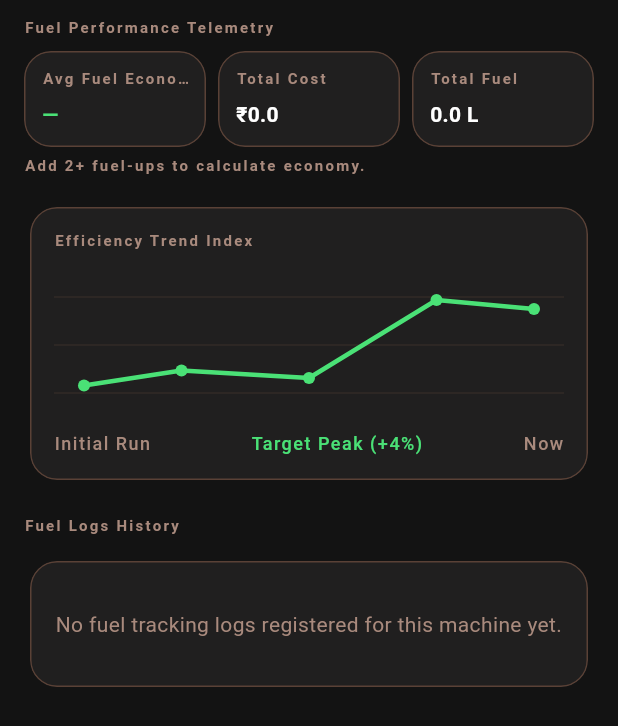
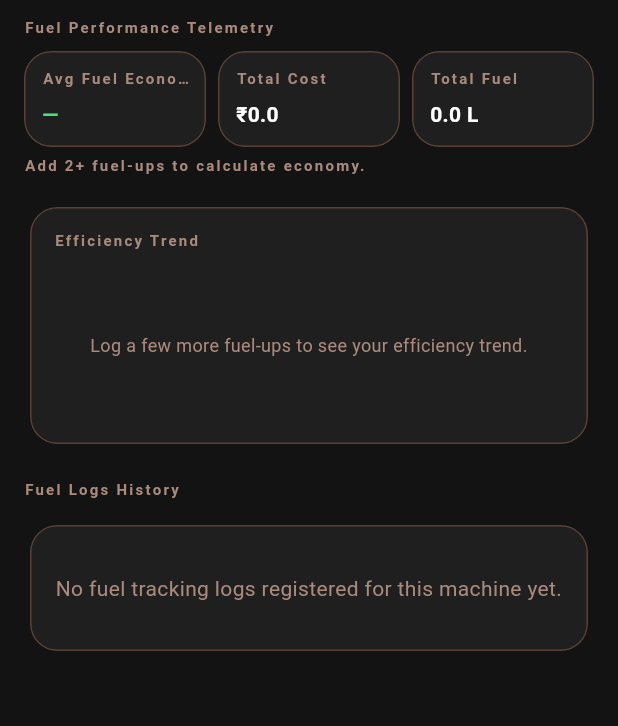
Before and after one commit to vishnux31/Zvandi, a Flutter app: the _FuelTab widget shown alone on an empty page, opened directly with empty values, on a phone screen of 412 x 824 dp. Shown: the top 726 px of the screen. Run offline on Flutter 3.47's test engine with Material 3 defaults, Android fonts, the phone set to English and light mode, and no system bars; our stand-ins replace cloud_firestore, firebase_auth, firebase_core, fl_chart, flutter_local_notifications, flutter_riverpod and 5 more; accounts and stored records are empty.

Commit message:
UAT Phase 4-6: real fuel chart, notification toggles, regression pass
Per Zvandi_UAT_Plan.md:

Phase 4 - Fuel tab real chart
- Replaced the invented 5-point _SparklineChart/_SparklinePainter with a
  real fl_chart LineChart bound to per-fill-up km/L (or mpg) values from
  consecutive fuel-up odometer deltas; honest empty state below 2 points.
- Dropped 'Target Peak (+4%)' entirely (per user decision), showing real
  First/Latest economy values instead.

Phase 5 - Settings toggles wired
- NotificationService.syncReminders now actually gates scheduling on the
  Critical Alerts / Maintenance Reminders toggles (previously saved but
  never read); toggling resyncs immediately.
- Removed the Security & Movement toggle (per user decision) - no
  GPS/telemetry feature backs it.

Phase 6 - Regression pass
- Updated fuel_tracker_ui_test.dart (FAB now routes via go_router to
  FuelFormScreen instead of opening the removed dialog), home_tab_ui_test.dart
  and home_screen_navigation_test.dart (new home_insights_provider overrides;
  time-of-day greeting; 'All Clear'/'Nothing due soon.'/'No service or fuel
  logs yet.' empty states replace hardcoded content), and
  settings_tab_ui_test.dart (Administrative + Security & Movement removed).
- Also folds in a small Phase 3 refinement: Smart Insights now always shows
  its heading with an 'All Clear' placeholder card instead of disappearing
  entirely when there's nothing to report, for consistency with
  _AttentionRequiredSection's existing empty state.
- Not executed in this environment (no Flutter SDK available) - run
  'flutter test' before merging. Flagged a pre-existing, unrelated gap:
  several tests read Hive-backed providers with no test-time Hive init.

See MyBike/README.md#uat-changes for full details.

```diff
--- a/MyBike/lib/features/bikes/bike_detail_screen.dart
+++ b/MyBike/lib/features/bikes/bike_detail_screen.dart
@@ -1,3 +1,4 @@
+import 'package:fl_chart/fl_chart.dart';
 import 'package:flutter/material.dart';
 import 'package:flutter_riverpod/flutter_riverpod.dart';
 import 'package:go_router/go_router.dart';
@@ -503,6 +504,21 @@ class _FuelTab extends ConsumerWidget {
 
     final economyUnitLabel = unit == DistanceUnit.km ? 'Km/L' : 'mpg';
 
+    // Per-fill-up economy series (real consecutive odometer deltas) for the
+    // trend chart, oldest to newest, capped to the most recent 8 points.
+    final economySegments = <double>[];
+    for (var i = 1; i < sorted.length; i++) {
+      final deltaKm = sorted[i].odometerKm - sorted[i - 1].odometerKm;
+      if (deltaKm <= 0 || sorted[i].liters <= 0) continue;
+      final kmPerL = deltaKm / sorted[i].liters;
+      economySegments.add(
+        unit == DistanceUnit.km ? kmPerL : FuelEconomy.kmPerLiterToMpg(kmPerL),
+      );
+    }
+    final economyPoints = economySegments.length > 8
+        ? economySegments.sublist(economySegments.length - 8)
+        : economySegments;
+
     return ListView(
       key: const ValueKey('fuel_tracker_lazy_column'),
       padding: const EdgeInsets.fromLTRB(16, 12, 16, 100),
@@ -560,37 +576,47 @@ class _FuelTab extends ConsumerWidget {
               crossAxisAlignment: CrossAxisAlignment.start,
               children: [
                 Text(
-                  "Efficiency Trend Index",
+                  "Efficiency Trend",
                   style: Theme.of(context).textTheme.labelSmall?.copyWith(
                         color: AppColors.subtextZinc,
                       ),
                 ),
                 const SizedBox(height: 12),
-                const _SparklineChart(),
+                if (economyPoints.length < 2)
+                  SizedBox(
+                    height: 100,
+                    child: Center(
+                      child: Text(
+                        "Log a few more fuel-ups to see your efficiency trend.",
+                        textAlign: TextAlign.center,
+                        style: TextStyle(color: AppColors.subtextZinc, fontSize: 12),
+                      ),
+                    ),
+                  )
+                else ...[
+                  _EfficiencyTrendChart(
+                    values: economyPoints,
+                    lineColor: AppColors.safeGreen,
+                  ),
                   const SizedBox(height: 8),
                   Row(
                     mainAxisAlignment: MainAxisAlignment.spaceBetween,
                     children: [
                       Text(
-                      "Initial Run",
+                        "First: ${economyPoints.first.toStringAsFixed(1)} $economyUnitLabel",
                         style: Theme.of(context).textTheme.labelMedium?.copyWith(
                               color: AppColors.subtextZinc,
                             ),
                       ),
                       Text(
-                      "Target Peak (+4%)",
+                        "Latest: ${economyPoints.last.toStringAsFixed(1)} $economyUnitLabel",
                         style: Theme.of(context).textTheme.labelMedium?.copyWith(
                               color: AppColors.safeGreen,
                             ),
                       ),
-                    Text(
-                      "Now",
-                      style: Theme.of(context).textTheme.labelMedium?.copyWith(
-                            color: AppColors.subtextZinc,
-                          ),
+                    ],
                   ),
                 ],
-                ),
               ],
             ),
           ),
@@ -720,70 +746,49 @@ class _StatTile extends StatelessWidget {
   }
 }
 
-class _SparklineChart extends StatelessWidget {
-  const _SparklineChart();
+/// Real fuel-economy trend line, bound to per-fill-up km/L (or mpg) values
+/// derived from consecutive fuel-up odometer deltas — replaces the old
+/// invented 5-point sparkline.
+class _EfficiencyTrendChart extends StatelessWidget {
+  final List<double> values;
+  final Color lineColor;
+
+  const _EfficiencyTrendChart({required this.values, required this.lineColor});
 
   @override
   Widget build(BuildContext context) {
-    return Container(
+    final spots = [
+      for (var i = 0; i < values.length; i++) FlSpot(i.toDouble(), values[i]),
+    ];
+    final minY = values.reduce((a, b) => a < b ? a : b);
+    final maxY = values.reduce((a, b) => a > b ? a : b);
+    final pad = ((maxY - minY) * 0.2).clamp(0.5, double.infinity);
+
+    return SizedBox(
       height: 100,
-      width: double.infinity,
-      padding: const EdgeInsets.symmetric(vertical: 8),
-      child: CustomPaint(
-        painter: _SparklinePainter(
-          lineColor: AppColors.safeGreen,
-          guideColor: AppColors.outlineGray.withValues(alpha: 0.3),
+      child: LineChart(
+        LineChartData(
+          minY: (minY - pad).clamp(0, double.infinity),
+          maxY: maxY + pad,
+          gridData: const FlGridData(show: false),
+          titlesData: const FlTitlesData(show: false),
+          borderData: FlBorderData(show: false),
+          lineTouchData: const LineTouchData(enabled: false),
+          lineBarsData: [
+            LineChartBarData(
+              spots: spots,
+              isCurved: true,
+              color: lineColor,
+              barWidth: 3,
+              dotData: const FlDotData(show: true),
+              belowBarData: BarAreaData(
+                show: true,
+                color: lineColor.withValues(alpha: 0.12),
+              ),
+            ),
+          ],
         ),
       ),
     );
   }
 }
-
-class _SparklinePainter extends CustomPainter {
-  final Color lineColor;
-  final Color guideColor;
-
-  _SparklinePainter({required this.lineColor, required this.guideColor});
-
-  @override
-  void paint(Canvas canvas, Size size) {
-    final paint = Paint()
-      ..color = lineColor
-      ..strokeWidth = 3
-      ..style = PaintingStyle.stroke
-      ..strokeCap = StrokeCap.round;
-
-    final guidePaint = Paint()
-      ..color = guideColor
-      ..strokeWidth = 1;
-
-    // Draw horizontal guides
-    canvas.drawLine(const Offset(0, 10), Offset(size.width, 10), guidePaint);
-    canvas.drawLine(Offset(0, size.height / 2), Offset(size.width, size.height / 2), guidePaint);
-    canvas.drawLine(Offset(0, size.height - 10), Offset(size.width, size.height - 10), guidePaint);
-
-    // Spark point coordinates representing economy index
-    final points = [
-      Offset(20, size.height - 15),
-      Offset(size.width * 0.25, size.height - 25),
-      Offset(size.width * 0.5, size.height - 20),
-      Offset(size.width * 0.75, 12),
-      Offset(size.width - 20, 18),
-    ];
-
-    for (int i = 0; i < points.length - 1; i++) {
-      canvas.drawLine(points[i], points[i + 1], paint);
-    }
-
-    final dotPaint = Paint()
-      ..color = lineColor
-      ..style = PaintingStyle.fill;
-
-    for (final pt in points) {
-      canvas.drawCircle(pt, 4, dotPaint);
-    }
-  }
-
-  @override
-  bool shouldRepaint(covariant CustomPainter oldDelegate) => false;
-}
```
Also changed, not shown: MyBike/lib/features/home/home_tab.dart (+14 -5 lines), MyBike/lib/features/settings/settings_tab.dart (+12 -14 lines), MyBike/lib/services/notification_service.dart (+17 -1 lines), 5 other files. Lines whose indentation alone changed are shown as unchanged.
